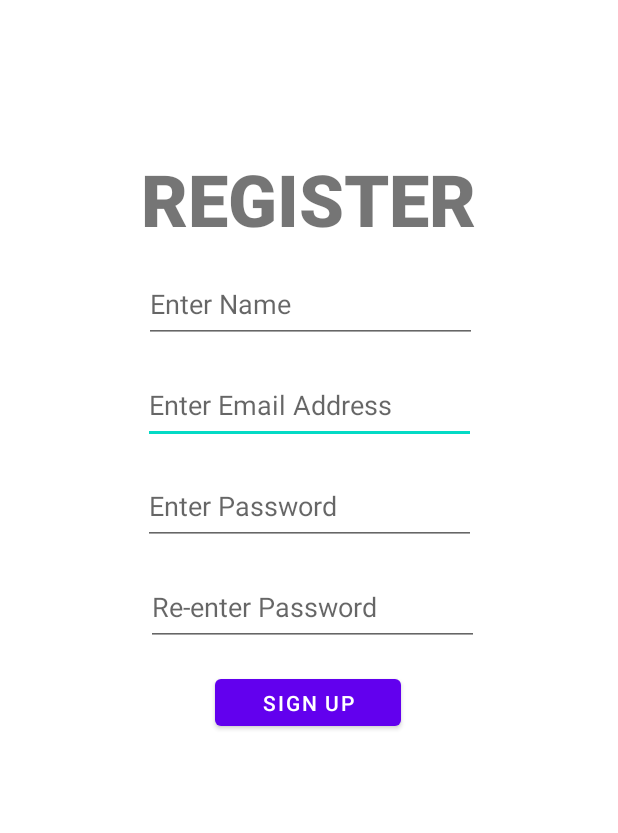
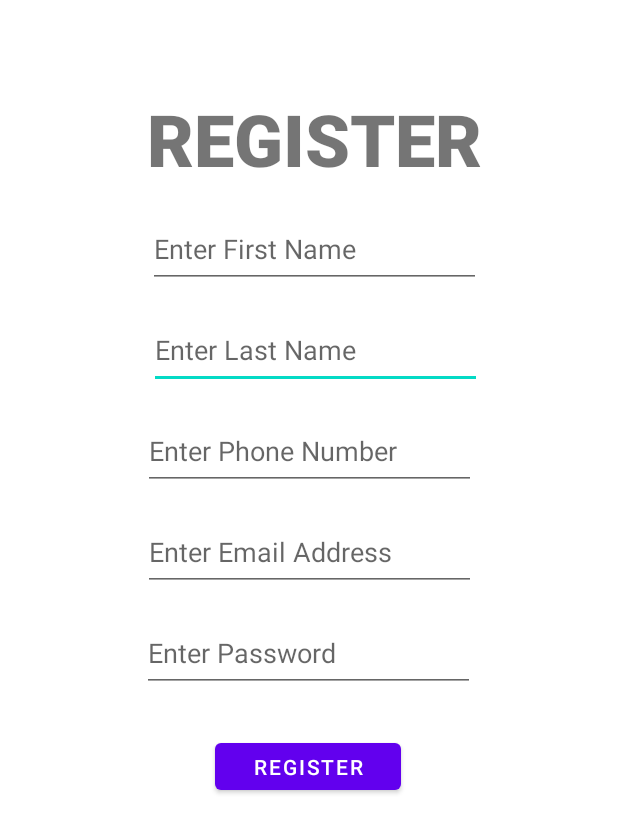
Before and after one commit to Maanethdesilva/Android-shopping-app, an Android app: the Registration screen opened directly, with no data from a screen before it, on a phone screen of 412 x 824 dp. Shown: the top 833 px of the screen. Run offline under Robolectric (Android 15) with nearby library versions, the phone set to English and light mode, and no system bars; our stand-ins replace Firebase (no records; nobody signed in at launch, a user with empty details on screens opened directly); Roboto replaces fonts that are not available here.

Commit message:
Arielle - updated registration for both customer and StoreOwner to accept phone number and redirected successful registrations to login page

```diff
--- a/app/src/main/res/layout/activity_registration_v1.xml
+++ b/app/src/main/res/layout/activity_registration_v1.xml
@@ -6,16 +6,29 @@
     android:layout_height="match_parent"
     tools:context=".Registration">
 
+    <EditText
+        android:id="@+id/editTextName2"
+        android:layout_width="222dp"
+        android:layout_height="51dp"
+        android:layout_marginTop="16dp"
+        android:ems="10"
+        android:hint="Enter Last Name"
+        android:inputType="textPersonName"
+        app:layout_constraintEnd_toEndOf="parent"
+        app:layout_constraintHorizontal_bias="0.523"
+        app:layout_constraintStart_toStartOf="parent"
+        app:layout_constraintTop_toBottomOf="@+id/editTextName" />
+
     <TextView
         android:id="@+id/add_product_title"
         android:layout_width="wrap_content"
         android:layout_height="0dp"
-        android:layout_marginTop="100dp"
+        android:layout_marginTop="60dp"
         android:fontFamily="sans-serif-black"
         android:text="REGISTER"
         android:textSize="48sp"
         app:layout_constraintEnd_toEndOf="parent"
-        app:layout_constraintHorizontal_bias="0.497"
+        app:layout_constraintHorizontal_bias="0.518"
         app:layout_constraintStart_toStartOf="parent"
         app:layout_constraintTop_toTopOf="parent" />
 
@@ -23,13 +36,14 @@
         android:id="@+id/emailAddress"
         android:layout_width="222dp"
         android:layout_height="51dp"
-        android:layout_marginTop="80dp"
+        android:layout_marginTop="16dp"
         android:ems="10"
         android:hint="Enter Email Address"
         android:inputType="textEmailAddress"
         app:layout_constraintEnd_toEndOf="parent"
+        app:layout_constraintHorizontal_bias="0.502"
         app:layout_constraintStart_toStartOf="parent"
-        app:layout_constraintTop_toBottomOf="@+id/add_product_title" />
+        app:layout_constraintTop_toBottomOf="@+id/editTextTextPhoneNumber" />
 
     <EditText
         android:id="@+id/editTextPasswordReg"
@@ -40,6 +54,7 @@
         android:hint="Enter Password"
         android:inputType="textPassword"
         app:layout_constraintEnd_toEndOf="parent"
+        app:layout_constraintHorizontal_bias="0.497"
         app:layout_constraintStart_toStartOf="parent"
         app:layout_constraintTop_toBottomOf="@+id/emailAddress" />
 
@@ -47,43 +62,38 @@
         android:id="@+id/registerbutton"
         android:layout_width="124dp"
         android:layout_height="43dp"
-        android:layout_marginTop="16dp"
         android:layout_marginBottom="16dp"
-        android:text="Sign Up"
+        android:text="Register"
         app:layout_constraintBottom_toBottomOf="parent"
         app:layout_constraintEnd_toEndOf="parent"
         app:layout_constraintHorizontal_bias="0.498"
         app:layout_constraintStart_toStartOf="parent"
-        app:layout_constraintTop_toBottomOf="@+id/add_product_submit_btn"
-        app:layout_constraintVertical_bias="0.0" />
-
-    <EditText
-        android:id="@+id/add_product_submit_btn"
-        android:layout_width="222dp"
-        android:layout_height="51dp"
-        android:layout_marginTop="16dp"
-        android:ems="10"
-        android:hint="Re-enter Password"
-        android:inputType="textPassword"
-        app:layout_constraintEnd_toEndOf="parent"
-        app:layout_constraintHorizontal_bias="0.513"
-        app:layout_constraintStart_toStartOf="parent"
-        app:layout_constraintTop_toBottomOf="@+id/editTextPasswordReg" />
+        app:layout_constraintTop_toBottomOf="@+id/editTextPasswordReg"
+        app:layout_constraintVertical_bias="0.092" />
 
     <EditText
         android:id="@+id/editTextName"
         android:layout_width="222dp"
         android:layout_height="51dp"
         android:layout_marginTop="16dp"
-        android:layout_marginBottom="16dp"
         android:ems="10"
-        android:hint="Enter Name"
+        android:hint="Enter First Name"
         android:inputType="textPersonName"
-        app:layout_constraintBottom_toTopOf="@+id/emailAddress"
         app:layout_constraintEnd_toEndOf="parent"
-        app:layout_constraintHorizontal_bias="0.507"
+        app:layout_constraintHorizontal_bias="0.518"
         app:layout_constraintStart_toStartOf="parent"
-        app:layout_constraintTop_toBottomOf="@+id/add_product_title"
-        app:layout_constraintVertical_bias="1.0" />
+        app:layout_constraintTop_toBottomOf="@+id/add_product_title" />
+
+    <EditText
+        android:id="@+id/editTextTextPhoneNumber"
+        android:layout_width="222dp"
+        android:layout_height="51dp"
+        android:layout_marginTop="16dp"
+        android:ems="10"
+        android:hint="Enter Phone Number"
+        android:inputType="textPersonName"
+        app:layout_constraintEnd_toEndOf="parent"
+        app:layout_constraintStart_toStartOf="parent"
+        app:layout_constraintTop_toBottomOf="@+id/editTextName2" />
 
 </androidx.constraintlayout.widget.ConstraintLayout>
```
Also changed, not shown: app/src/main/java/com/example/javaproject/Account.java (+5 -3 lines), app/src/main/java/com/example/javaproject/MainActivity.java (+9 -1 lines), app/src/main/java/com/example/javaproject/Registration.java (+24 -25 lines), app/src/main/java/com/example/javaproject/Registration2.java (+66 -1 lines), app/src/main/res/layout/activity_main.xml (+6 -6 lines), app/src/main/res/layout/activity_registration_v2.xml (+24 -24 lines), app/src/main/res/layout/login.xml (deleted, +0 -84 lines).
